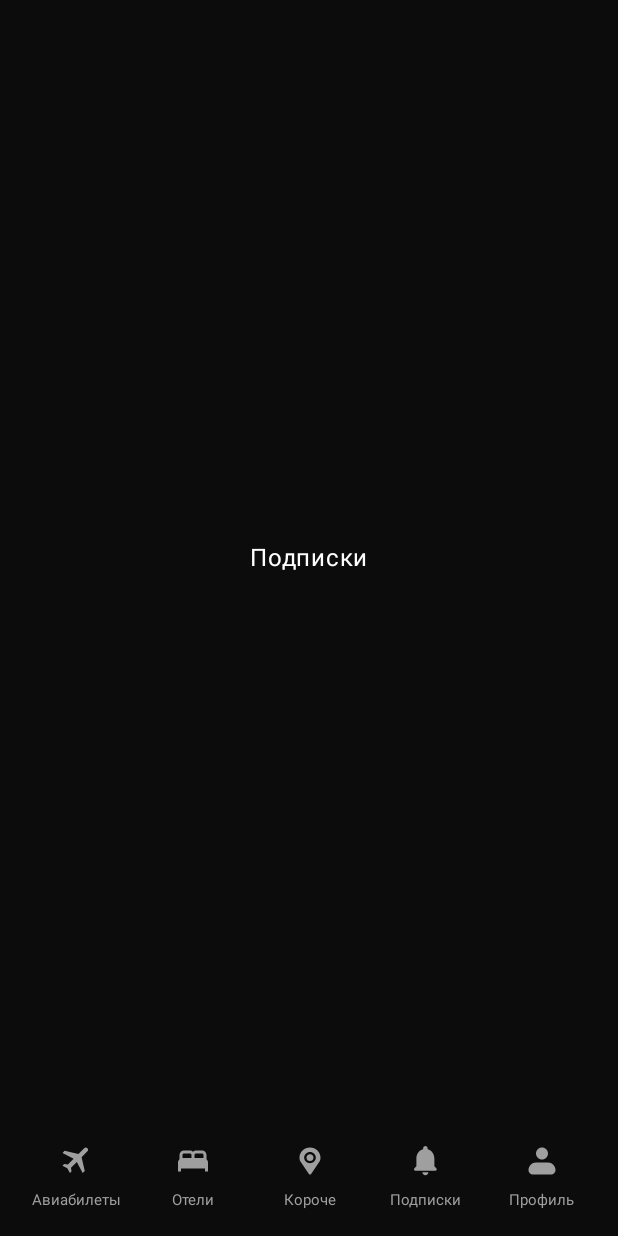
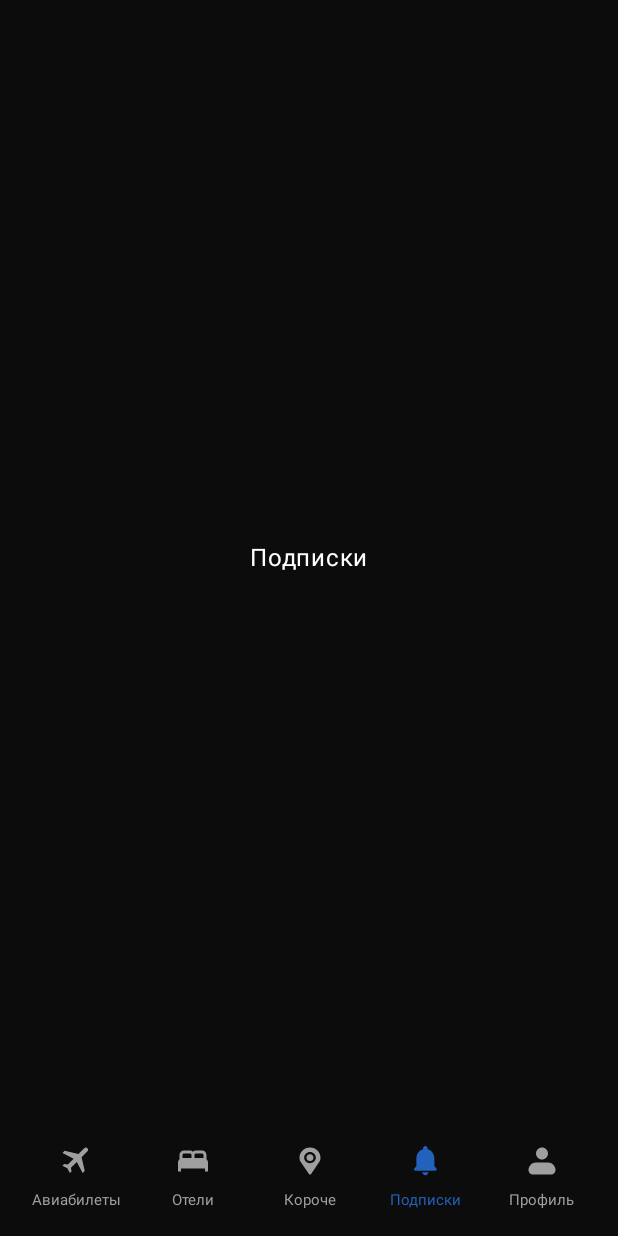
Before and after one commit to Parg3e3v/TicketSearchApp, an Android app built with Jetpack Compose: the screen it shows after launch (MainActivity), item 4 of the bottom bar chosen, on a phone screen of 412 x 824 dp. Run offline under Robolectric (Android 15) with nearby library versions, the phone set to English and light mode, and no system bars; our stand-ins replace Dagger/Hilt's generated code.

```diff
--- a/app/src/main/java/com/parg3v/ticketsearchapp/components/BottomNavigationBar.kt
+++ b/app/src/main/java/com/parg3v/ticketsearchapp/components/BottomNavigationBar.kt
@@ -30,7 +30,18 @@ fun BottomNavigationBar(
         containerColor = Black
     ) {
         items.forEach { item ->
-            val selected = item.route == backStackEntry.value?.destination?.route
+
+            val route = backStackEntry.value?.destination?.route
+
+            val currentRoute = if (route != null && route.contains("/{title}")) {
+                val title = backStackEntry.value?.arguments?.getString("title")
+                route.replace("/{title}", "") + "/" + title
+            } else {
+                route
+            }
+
+            val selected = item.route == currentRoute
+
             NavigationBarItem(
                 selected = selected,
                 onClick = { onItemClick(item) },
--- a/app/src/main/java/com/parg3v/ticketsearchapp/components/LoadScaffold.kt
+++ b/app/src/main/java/com/parg3v/ticketsearchapp/components/LoadScaffold.kt
@@ -1,9 +1,11 @@
 package com.parg3v.ticketsearchapp.components
 
 import androidx.compose.runtime.Composable
+import androidx.compose.runtime.LaunchedEffect
 import androidx.compose.runtime.MutableState
 import androidx.compose.runtime.getValue
 import androidx.compose.ui.Modifier
+import androidx.compose.ui.platform.LocalContext
 import androidx.hilt.navigation.compose.hiltViewModel
 import androidx.lifecycle.compose.collectAsStateWithLifecycle
 import androidx.navigation.NavHostController
@@ -21,6 +23,12 @@ fun LoadScaffold(
 
     val fromFieldValue by airlineTicketsViewModel.fromFieldState.collectAsStateWithLifecycle()
     val toFieldValue by airlineTicketsViewModel.toFieldState.collectAsStateWithLifecycle()
+    val offersState by airlineTicketsViewModel.offersState.collectAsStateWithLifecycle()
+    val context = LocalContext.current
+
+    LaunchedEffect(Unit) {
+        airlineTicketsViewModel.getFromFieldValue(context = context)
+    }
 
 
     CustomScaffold(
@@ -38,7 +46,8 @@ fun LoadScaffold(
             showBottomSheet = showBottomSheet,
             airlineTicketsViewModel = airlineTicketsViewModel,
             toFieldStateProvider = { toFieldValue },
-            fromFieldStateProvider = { fromFieldValue.data }
+            fromFieldStateProvider = { fromFieldValue.data },
+            offersStateProvider = { offersState }
         )
     }
 }
--- a/app/src/main/java/com/parg3v/ticketsearchapp/navigation/Navigation.kt
+++ b/app/src/main/java/com/parg3v/ticketsearchapp/navigation/Navigation.kt
@@ -1,6 +1,5 @@
 package com.parg3v.ticketsearchapp.navigation
 
-import androidx.compose.animation.ExperimentalAnimationApi
 import androidx.compose.animation.core.FastOutSlowInEasing
 import androidx.compose.animation.core.tween
 import androidx.compose.animation.fadeIn
@@ -10,22 +9,18 @@ import androidx.compose.animation.slideOutHorizontally
 import androidx.compose.foundation.layout.PaddingValues
 import androidx.compose.foundation.layout.padding
 import androidx.compose.runtime.Composable
-import androidx.compose.runtime.LaunchedEffect
 import androidx.compose.runtime.MutableState
-import androidx.compose.runtime.getValue
 import androidx.compose.ui.Modifier
-import androidx.compose.ui.platform.LocalContext
-import androidx.lifecycle.compose.collectAsStateWithLifecycle
 import androidx.navigation.NavHostController
 import androidx.navigation.NavType
 import androidx.navigation.compose.NavHost
+import androidx.navigation.compose.composable
 import androidx.navigation.navArgument
-import androidx.navigation.compose.composable
+import com.parg3v.ticketsearchapp.model.OffersState
 import com.parg3v.ticketsearchapp.view.airlineTickets.AirlineTicketsScreen
 import com.parg3v.ticketsearchapp.view.airlineTickets.AirlineTicketsViewModel
 import com.parg3v.ticketsearchapp.view.todoScreen.ToDoScreen
 
-@OptIn(ExperimentalAnimationApi::class)
 @Composable
 fun Navigation(
     navController: NavHostController,
@@ -33,7 +28,8 @@ fun Navigation(
     showBottomSheet: MutableState<Boolean>,
     airlineTicketsViewModel: AirlineTicketsViewModel,
     toFieldStateProvider: () -> String,
-    fromFieldStateProvider: () -> String?
+    fromFieldStateProvider: () -> String?,
+    offersStateProvider: () -> OffersState
 ) {
 
 
@@ -59,15 +55,8 @@ fun Navigation(
             popEnterTransition = { slideIn },
             exitTransition = { slideOut }
         ) {
-            val offersState by airlineTicketsViewModel.offersState.collectAsStateWithLifecycle()
-            val context = LocalContext.current
-
-            LaunchedEffect(Unit) {
-                airlineTicketsViewModel.getFromFieldValue(context = context)
-            }
-
             AirlineTicketsScreen(
-                offersStateProvider = { offersState },
+                offersStateProvider = offersStateProvider,
                 fromFieldStateProvider = fromFieldStateProvider,
                 fromFieldInputChange = airlineTicketsViewModel::validateFromField,
                 toFieldStateProvider = toFieldStateProvider,
--- a/app/src/main/java/com/parg3v/ticketsearchapp/ui/theme/Type.kt
+++ b/app/src/main/java/com/parg3v/ticketsearchapp/ui/theme/Type.kt
@@ -36,7 +36,7 @@ val Typography = Typography(
     ),
     labelMedium = TextStyle(                 /* Button Text */
         fontSize = 16.sp,
-        fontWeight = FontWeight.Normal,
+        fontWeight = FontWeight.SemiBold,
     ),
     labelSmall = TextStyle(                  /* Tab text */
         fontSize = 10.sp
--- a/app/src/main/java/com/parg3v/ticketsearchapp/view/airlineTickets/AirlineTicketsScreen.kt
+++ b/app/src/main/java/com/parg3v/ticketsearchapp/view/airlineTickets/AirlineTicketsScreen.kt
@@ -90,6 +90,7 @@ fun AirlineTicketsScreen(
             horizontalArrangement = Arrangement.spacedBy(dimensionResource(id = R.dimen.offer_card_space_between)),
             modifier = Modifier.padding(top = dimensionResource(id = R.dimen.offer_cards_section_top_padding))
         ) {
+            // TODO: SHIMMER
             offersStateProvider().data?.let { list ->
                 items(list) { offer ->
                     OfferCard(image = offerImages[offer.id - 1], offer = offer)
```
